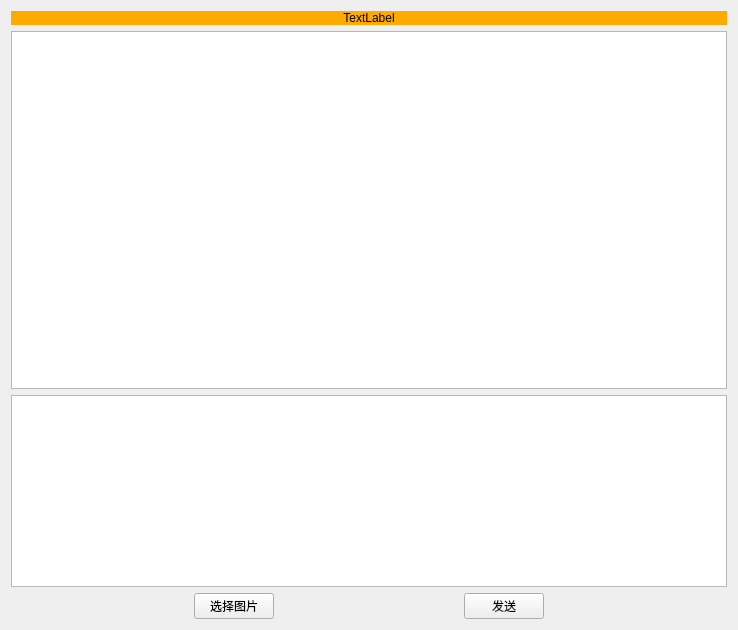
Qt form client/ui/ui_chat.ui (MsDming/socket_learning) before a commit.
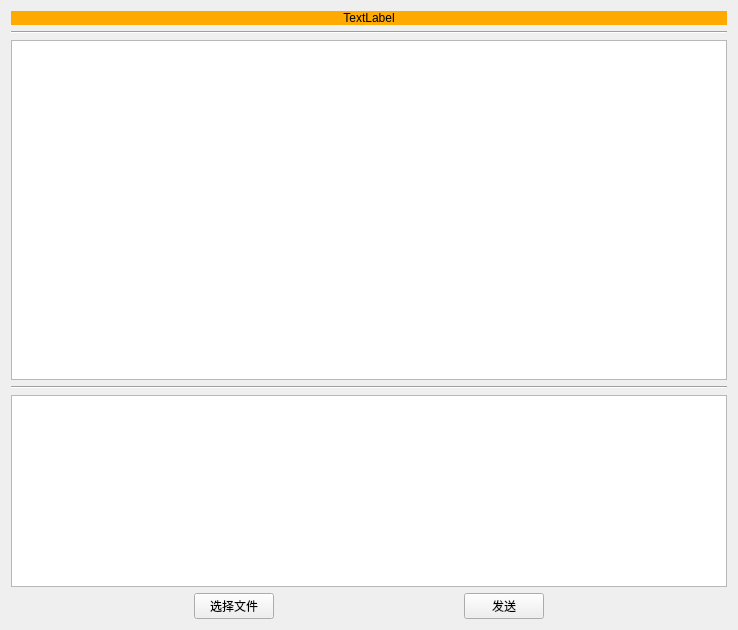
The same form after that commit.

Commit message: 文件传server

The edit to the form file:
```diff
--- a/client/ui/ui_chat.ui
+++ b/client/ui/ui_chat.ui
@@ -32,6 +32,13 @@
      </property>
     </widget>
    </item>
+   <item>
+    <widget class="Line" name="line_2">
+     <property name="orientation">
+      <enum>Qt::Horizontal</enum>
+     </property>
+    </widget>
+   </item>
    <item>
     <widget class="QTextBrowser" name="textBrowser_show">
      <property name="sizePolicy">
@@ -42,6 +49,13 @@
      </property>
     </widget>
    </item>
+   <item>
+    <widget class="Line" name="line">
+     <property name="orientation">
+      <enum>Qt::Horizontal</enum>
+     </property>
+    </widget>
+   </item>
    <item>
     <widget class="QTextEdit" name="textEdit_input"/>
    </item>
@@ -63,7 +77,7 @@
      <item>
       <widget class="QPushButton" name="pushButton_sendImg">
        <property name="text">
-        <string>选择图片</string>
+        <string>选择文件</string>
        </property>
       </widget>
      </item>
```
Left out of the diff: 2 changed lines with no effect on the pictures. The commit also changes 6 other files.
